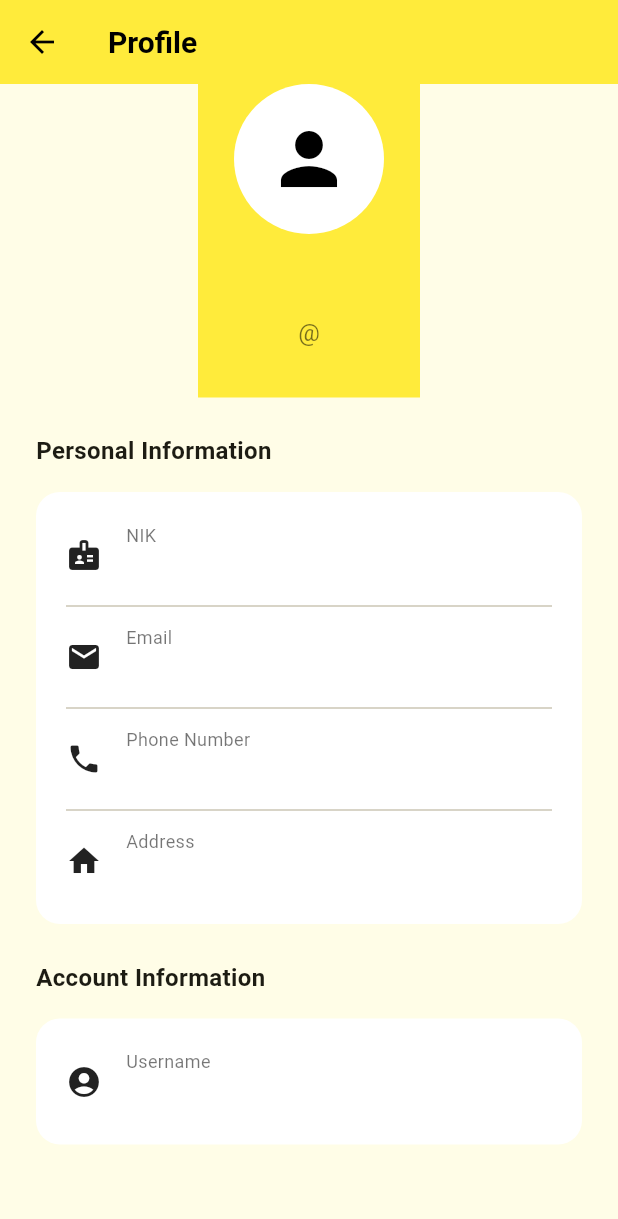
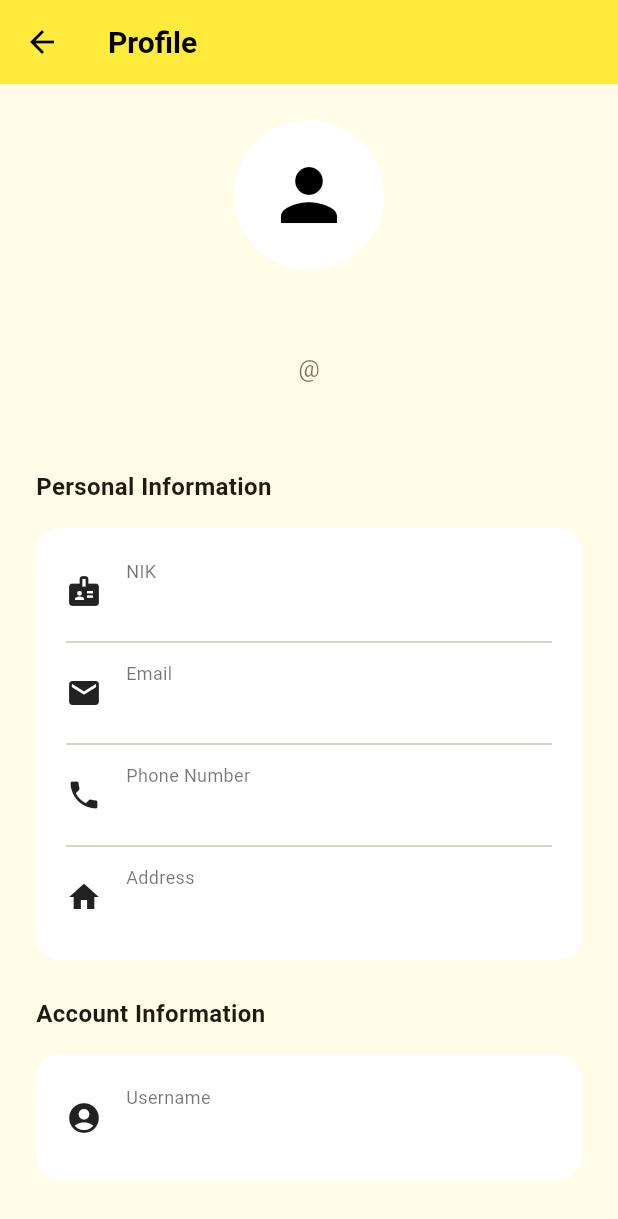
Before and after one commit to naufalalamhaidar/utspam_c3_5a_0031, a Flutter app: the ProfilePage screen opened directly, on a phone screen of 412 x 824 dp. Shown: the top 1219 px of the screen. Run offline on Flutter 3.47's test engine with Material 3 defaults, Android fonts, the phone set to English and light mode, and no system bars; our stand-ins replace shared_preferences; accounts and stored records are empty.

Commit message:
fix: adjust padding in ProfilePage for better layout

```diff
--- a/lib/pages/profile_page.dart
+++ b/lib/pages/profile_page.dart
@@ -50,8 +50,7 @@ class _ProfilePageState extends State<ProfilePage> {
               child: Column(
                 children: [
                   Container(
-                    color: Colors.yellow,
-                    padding: const EdgeInsets.fromLTRB(24, 0, 24, 32),
+                    padding: const EdgeInsets.fromLTRB(24, 24, 24, 32),
                     child: Column(
                       children: [
                         Container(
```
